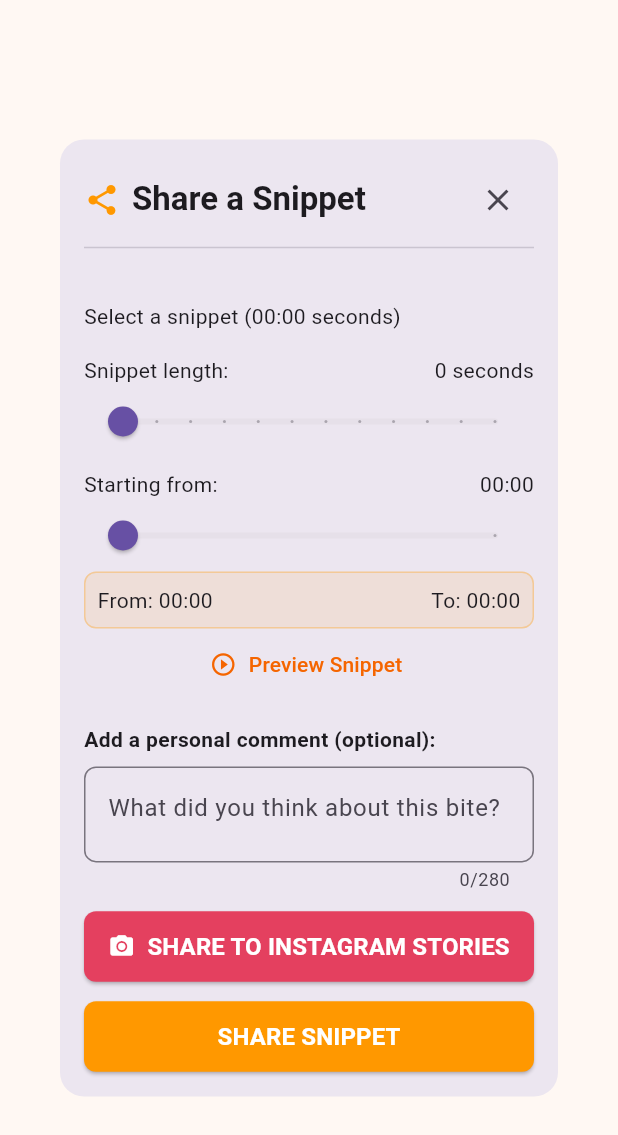
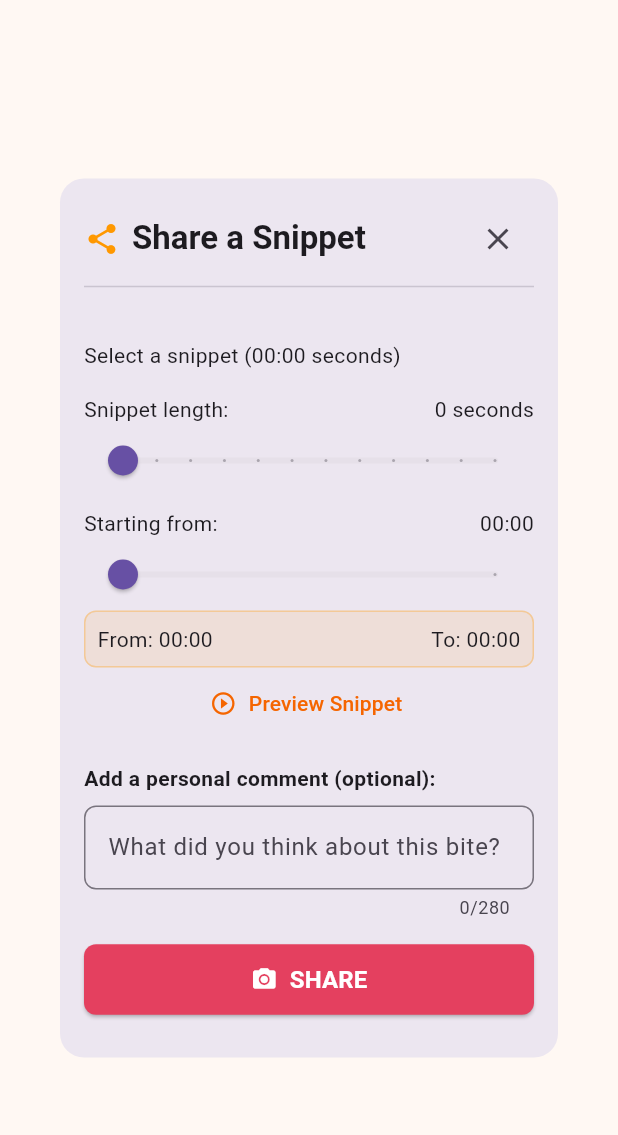
Before and after one commit to SolimanA1/pumpkin-bites-v3, a Flutter app: the ShareDialog widget shown alone on an empty page, opened directly with empty values, on a phone screen of 412 x 824 dp. Shown: the top 1135 px of the screen. Run offline on Flutter 3.47's test engine with Material 3 defaults, Android fonts, the phone set to English and light mode, and no system bars; our stand-ins replace cached_network_image, cloud_firestore, cloud_functions, firebase_auth, firebase_core, firebase_storage and 8 more; missing offline and left inert: audio_session; accounts and stored records are empty; statements that could not run were skipped.

Commit message:
Phase 2 & 3 Complete: Instagram proportions fixed + onboarding restored + overflow fixes

```diff
--- a/lib/screens/comment_detail_screen.dart
+++ b/lib/screens/comment_detail_screen.dart
@@ -545,7 +545,7 @@
     final user = FirebaseAuth.instance.currentUser;
 
     return Container(
-      padding: const EdgeInsets.all(16),
+      padding: const EdgeInsets.symmetric(horizontal: 16, vertical: 8), // Reduced vertical padding
       decoration: BoxDecoration(
         color: Colors.white,
         border: Border(top: BorderSide(color: Colors.grey.shade200)),
@@ -605,7 +605,7 @@
                     vertical: 12,
                   ),
                 ),
-                maxLines: 3,
+                maxLines: 2, // Reduced from 3 to 2
                 minLines: 1,
                 textCapitalization: TextCapitalization.sentences,
               ),
--- a/lib/screens/share_dialog.dart
+++ b/lib/screens/share_dialog.dart
@@ -442,9 +442,7 @@
               style: TextStyle(fontWeight: FontWeight.bold),
             ),
             const SizedBox(height: 8),
-            SizedBox(
-              height: 80, // Fixed height for iOS compatibility
-              child: TextField(
+            TextField(
               controller: _commentController,
               decoration: InputDecoration(
                 hintText: 'What did you think about this bite?',
@@ -452,10 +450,9 @@
                   borderRadius: BorderRadius.circular(8),
                 ),
               ),
-                maxLines: 3,
+              maxLines: 2, // Reduced from 3 to 2
               maxLength: 280, // Twitter-like character limit
-                expands: false,
-              ),
+              minLines: 1,
             ),
 
             // Share buttons
@@ -470,7 +467,7 @@
                       onPressed: _isSharing ? null : _shareToInstagramStories,
                       icon: const Icon(Icons.camera_alt, color: Colors.white),
                       label: const Text(
-                        'SHARE TO INSTAGRAM STORIES',
+                        'SHARE',
                         style: TextStyle(
                           fontSize: 16,
                           fontWeight: FontWeight.bold,
@@ -488,38 +485,6 @@
                   ),
                   const SizedBox(height: 12),
                 ],
-
-                // Regular share button
-                SizedBox(
-                  width: double.infinity,
-                  child: ElevatedButton(
-                    onPressed: _isSharing ? null : _shareSnippet,
-                    style: ElevatedButton.styleFrom(
-                      backgroundColor: Colors.orange,
-                      padding: const EdgeInsets.symmetric(vertical: 12),
-                      shape: RoundedRectangleBorder(
-                        borderRadius: BorderRadius.circular(8),
-                      ),
-                    ),
-                    child: _isSharing
-                        ? const SizedBox(
-                            height: 20,
-                            width: 20,
-                            child: CircularProgressIndicator(
-                              strokeWidth: 2,
-                              color: Colors.white,
-                            ),
-                          )
-                        : const Text(
-                            'SHARE SNIPPET',
-                            style: TextStyle(
-                              fontSize: 16,
-                              fontWeight: FontWeight.bold,
-                              color: Colors.white,
-                            ),
-                          ),
-                  ),
-                ),
               ],
             ),
           ],
```
Also changed, not shown: lib/screens/comment_thread_screen.dart (+8 -8 lines), lib/services/share_service.dart (+26 -3 lines), lib/widgets/instagram_story_generator.dart (+10 -14 lines). Lines whose indentation alone changed are shown as unchanged.
